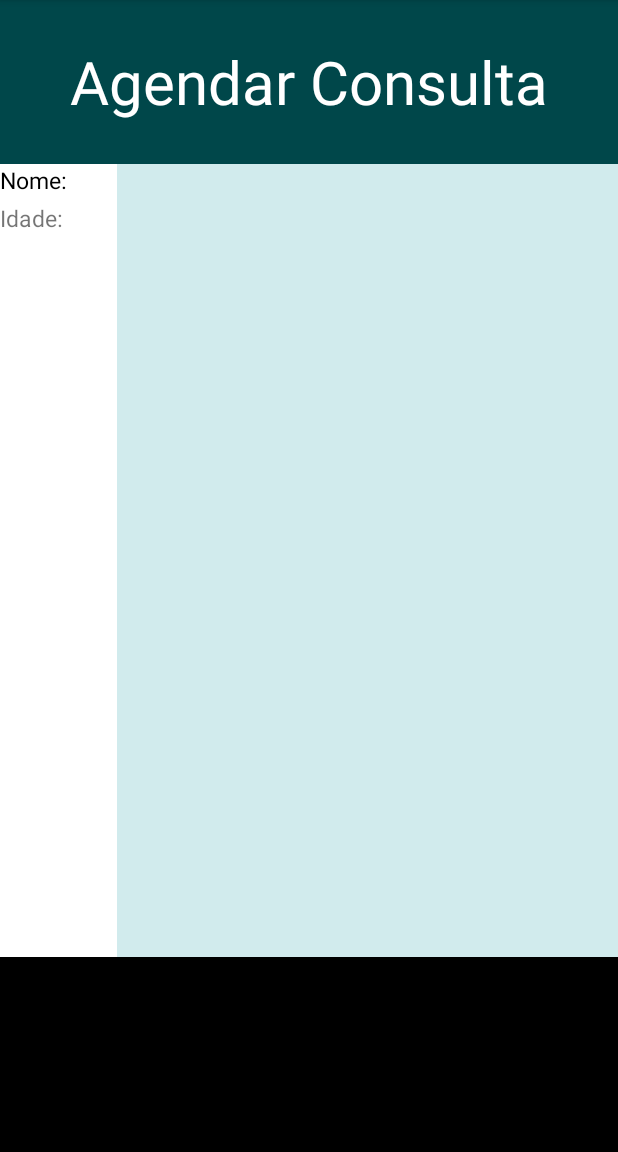
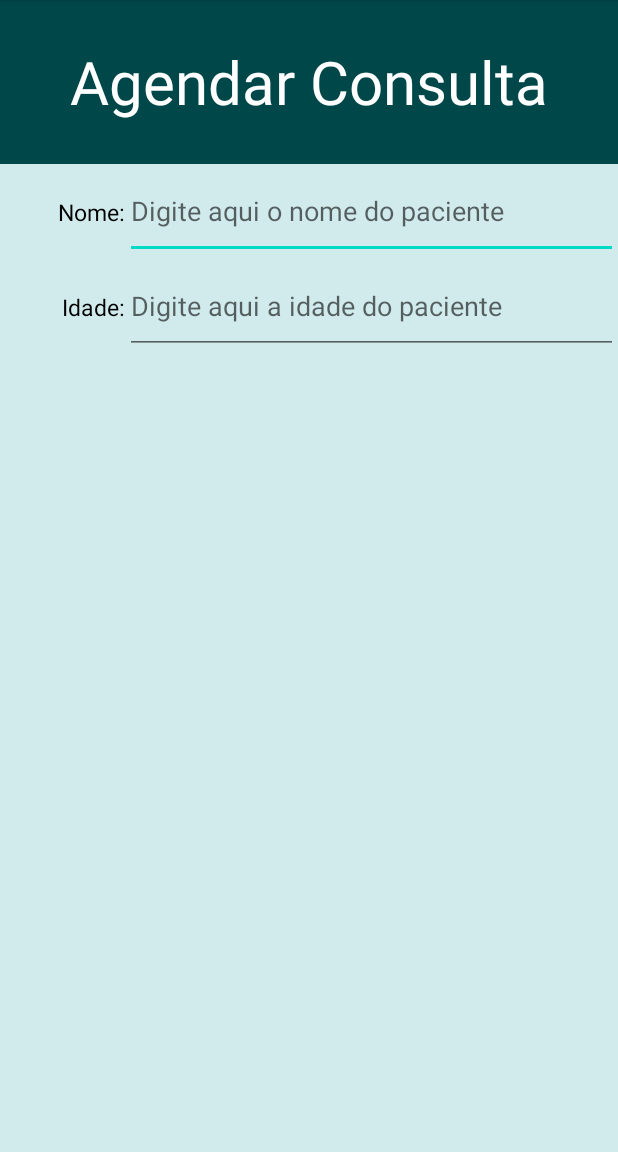
Before and after one commit to juniorcramos/Consultas-Clinica-Visao, an Android app: the AgendarConsulta screen opened directly, with no data from a screen before it, on a phone screen of 412 x 824 dp, the part 84-1236 px from its top. Run offline under Robolectric (Android 15) with nearby library versions, the phone set to English and light mode, and no system bars.

Commit message:
Nome e idade na tela Agendar Consulta

```diff
--- a/app/src/main/res/layout/activity_agendar_consulta.xml
+++ b/app/src/main/res/layout/activity_agendar_consulta.xml
@@ -31,48 +31,63 @@
                 android:textColor="@color/white">
             </TextView>
         </LinearLayout>
+
         <LinearLayout
             android:layout_width="match_parent"
             android:layout_height="0dp"
             android:layout_weight="6"
-            android:orientation="vertical"
-            android:background="@color/corDeFundoClara">
+            android:background="@color/corDeFundoClara"
+            android:orientation="vertical">
 
             <LinearLayout
-                android:layout_width="78dp"
-                android:layout_height="10dp"
-                android:layout_weight="4"
-                android:background="@color/white"
-                android:orientation="vertical">
+                android:layout_width="match_parent"
+                android:layout_height="63dp"
+                android:orientation="horizontal">
 
                 <TextView
-                    android:layout_width="match_parent"
-                    android:layout_height="25dp"
+                    android:layout_width="83dp"
+                    android:layout_height="wrap_content"
                     android:text="Nome:"
+                    android:textAlignment="textEnd"
                     android:textColor="@color/black"
                     android:textSize="15dp">
 
                 </TextView>
 
+                <EditText
+                    android:id="@+id/editTextTextPersonName"
+                    android:layout_width="match_parent"
+                    android:layout_height="match_parent"
+                    android:layout_weight="1"
+                    android:ems="10"
+                    android:hint="Digite aqui o nome do paciente"
+                    android:inputType="textPersonName" />
+            </LinearLayout>
+
+            <LinearLayout
+                android:layout_width="match_parent"
+                android:layout_height="63dp"
+                android:orientation="horizontal">
+
                 <TextView
-                    android:layout_width="match_parent"
-                    android:layout_height="25dp"
-                    android:text="Idade: "
+                    android:layout_width="83dp"
+                    android:layout_height="wrap_content"
+                    android:text="Idade:"
+                    android:textAlignment="textEnd"
+                    android:textColor="@color/black"
                     android:textSize="15dp">
 
                 </TextView>
 
-            </LinearLayout>
-            <LinearLayout
-                android:layout_width="match_parent"
-                android:layout_height="wrap_content"
-                android:orientation="vertical"
-                android:layout_weight="1"
-                android:background="@color/black">
-
+                <EditText
+                    android:id="@+id/editTextIdade"
+                    android:layout_width="match_parent"
+                    android:layout_height="match_parent"
+                    android:layout_weight="1"
+                    android:ems="10"
+                    android:hint="Digite aqui a idade do paciente"
+                    android:inputType="number" />
             </LinearLayout>
         </LinearLayout>
-
     </LinearLayout>
-
 </android.support.constraint.ConstraintLayout>
```
